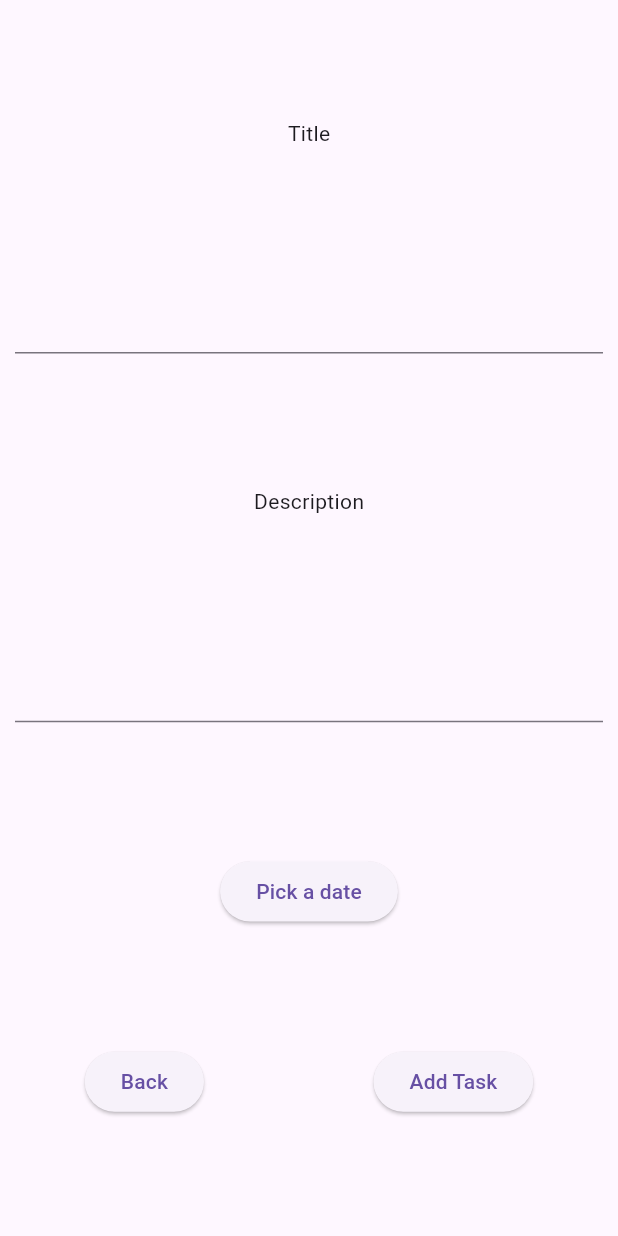
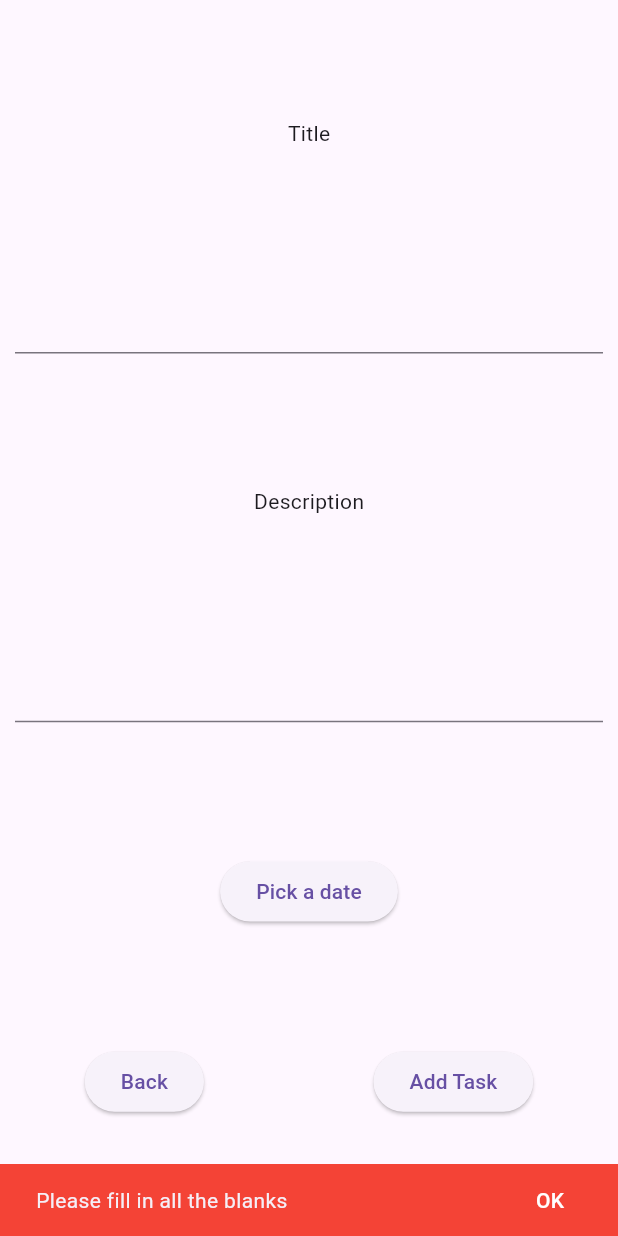
Before and after one commit to f-coskunn/TheReminder, a Flutter app: the CreatetaskScreen screen opened directly, after a tap on "Add Task", on a phone screen of 412 x 824 dp. Run offline on Flutter 3.47's test engine with Material 3 defaults, Android fonts, the light colour scheme and no system bars; our stand-ins replace flutter_local_notifications, shared_preferences, sqflite, timezone; accounts and stored records are empty.

Commit message:
updating some screens and databasehelper

```diff
--- a/src/the_reminder/lib/db/database_helper.dart
+++ b/src/the_reminder/lib/db/database_helper.dart
@@ -105,6 +105,11 @@ class DatabaseHelper {
 
     // Cache'deki listeyi güncelle
     _tasks?.removeWhere((t) => t.taskID == taskID);
+
+    // Force refresh cache by setting it to null
+    _tasks = null;
+
+    log('Task deleted: $taskID');
   }
 
   Future<void> updateTask(Task task) async {
--- a/src/the_reminder/lib/screens/createtaskscreen.dart
+++ b/src/the_reminder/lib/screens/createtaskscreen.dart
@@ -152,7 +152,8 @@ class _CreateTaskState extends State<CreateTask> {
               ElevatedButton(
                 onPressed: () async {
                   //Listeye ekle
-                  if(description != null && title != null && date != null){
+                  if(description != null && title != null && date != null &&
+                     description.isNotEmpty && title.isNotEmpty && date.isNotEmpty){
                     log("Creating task: ${title}\n${description}\n${date}");
                     final task = Task(description: description, dueDateTime: date, title: title);
                     int id = await db.addTask(task);
@@ -168,6 +169,21 @@ class _CreateTaskState extends State<CreateTask> {
                     Navigator.pop(context);
                   } else {
                     log("Missing required fields: title=$title, description=$description, date=$date");
+                    // Show warning message to user
+                    ScaffoldMessenger.of(context).showSnackBar(
+                      SnackBar(
+                        content: Text('Please fill in all the blanks'),
+                        backgroundColor: Colors.red,
+                        duration: Duration(seconds: 3),
+                        action: SnackBarAction(
+                          label: 'OK',
+                          textColor: Colors.white,
+                          onPressed: () {
+                            ScaffoldMessenger.of(context).hideCurrentSnackBar();
+                          },
+                        ),
+                      ),
+                    );
                   }
 
                 },
```
Also changed, not shown: src/the_reminder/lib/screens/homescreen.dart (+8 -3 lines).
